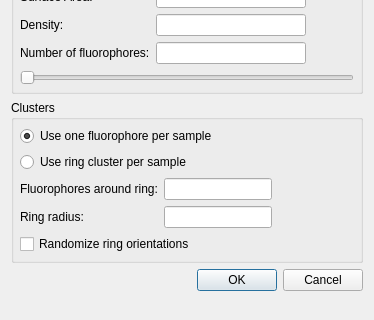
The window that apps/MicroscopeSimulator/FluorophoreModelDialog.ui (CISMM/MicroscopeSimulator2) describes before a commit, drawn with Qt 5; both pictures show x 0 to 374 and y 227 to 547 of the 374 by 547 pixel window.
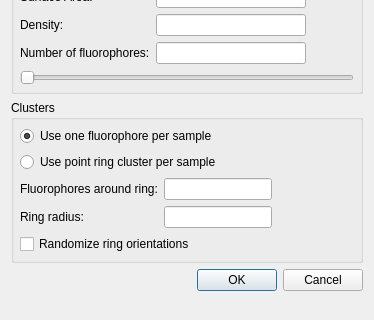
The same window after the commit.

Commit message: Changes to reflect method name changes in UniformFluorophoreProperty and widget name changes in UI.

```diff
--- a/apps/MicroscopeSimulator/FluorophoreModelDialog.ui
+++ b/apps/MicroscopeSimulator/FluorophoreModelDialog.ui
@@ -221,7 +221,7 @@
       <item row="1" column="0" colspan="2">
        <widget class="QRadioButton" name="gui_UseRingClusterRadioButton">
         <property name="text">
-         <string>Use ring cluster per sample</string>
+         <string>Use point ring cluster per sample</string>
         </property>
        </widget>
       </item>
```
Left out of the diff: 2 changed lines with no effect on the pictures. The commit also changes 1 other file.
